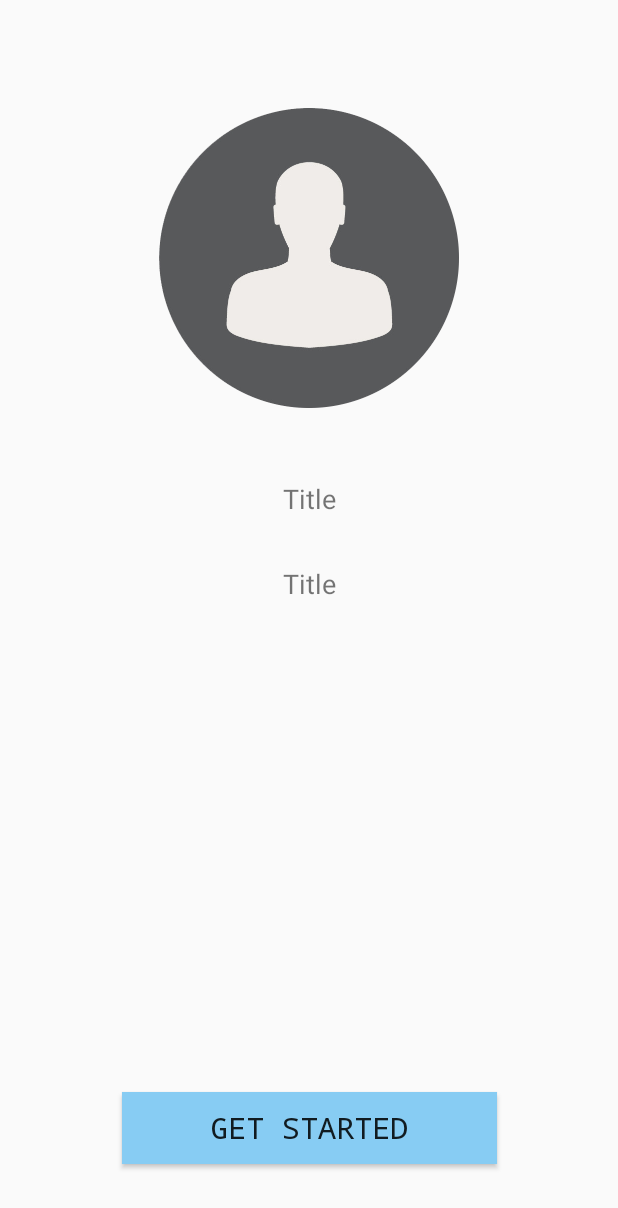
After one commit to Busazhida/TaskApp.A2-1, an Android app: the layout page_board.xml on its own in the app's theme, with its tools: preview values and no code run, on a phone screen of 412 x 824 dp. The commit adds this screen. Shown: the top 1208 px of the screen. Run offline under Robolectric (Android 15) with nearby library versions, the phone set to English and light mode, and no system bars.

Commit message:
Final commit 2,3

```diff
--- a/app/build.gradle
+++ b/app/build.gradle
@@ -34,6 +34,7 @@ dependencies {
     implementation 'androidx.legacy:legacy-support-v4:1.0.0'
     testImplementation 'junit:junit:4.12'
     implementation "androidx.fragment:fragment:1.3.0-alpha08"
+    implementation 'com.tbuonomo.andrui:viewpagerdotsindicator:4.1.2'
     androidTestImplementation 'androidx.test.ext:junit:1.1.2'
     androidTestImplementation 'androidx.test.espresso:espresso-core:3.3.0'
     implementation 'de.hdodenhof:circleimageview:3.1.0'
--- a/app/src/main/java/com/example/taskapp/ui/FormFragment.java
+++ b/app/src/main/java/com/example/taskapp/ui/FormFragment.java
@@ -24,14 +24,12 @@ import java.util.Date;
 
 public class FormFragment extends Fragment {
     EditText editText;
-
     @Override
     public View onCreateView(LayoutInflater inflater, ViewGroup container,
                              Bundle savedInstanceState) {
 
         return inflater.inflate(R.layout.fragment_form, container, false);
     }
-
     @Override
     public void onViewCreated(@NonNull View view, @Nullable Bundle savedInstanceState) {
         super.onViewCreated(view, savedInstanceState);
--- /dev/null
+++ b/app/src/main/res/drawable/ic_dot.xml
@@ -0,0 +1,5 @@
+<vector android:height="24dp" android:tint="#747474"
+    android:viewportHeight="24" android:viewportWidth="24"
+    android:width="24dp" xmlns:android="http://schemas.android.com/apk/res/android">
+    <path android:fillColor="@android:color/white" android:pathData="M12,12m-8,0a8,8 0,1 1,16 0a8,8 0,1 1,-16 0"/>
+</vector>
--- /dev/null
+++ b/app/src/main/res/layout/page_board.xml
@@ -0,0 +1,65 @@
+<?xml version="1.0" encoding="utf-8"?>
+<androidx.constraintlayout.widget.ConstraintLayout xmlns:android="http://schemas.android.com/apk/res/android"
+    xmlns:app="http://schemas.android.com/apk/res-auto"
+    xmlns:tools="http://schemas.android.com/tools"
+    android:layout_width="match_parent"
+    android:layout_height="match_parent"
+    android:focusableInTouchMode="false"
+    android:layout_gravity="center_horizontal"
+    android:hapticFeedbackEnabled="false">
+
+
+    <ImageView
+        android:layout_marginTop="24dp"
+        android:id="@+id/imageView"
+        android:layout_width="200dp"
+        android:layout_height="200dp"
+        android:src="@drawable/person"
+        app:layout_constraintBottom_toBottomOf="parent"
+        app:layout_constraintEnd_toEndOf="parent"
+        app:layout_constraintStart_toStartOf="parent"
+        app:layout_constraintTop_toTopOf="parent"
+        app:layout_constraintVertical_bias="0.07999998" />
+
+    <TextView
+        android:id="@+id/textTitle"
+        android:layout_width="wrap_content"
+        android:layout_height="wrap_content"
+        android:text="Title"
+        android:textSize="18dp"
+        app:layout_constraintBottom_toTopOf="@+id/textDesk"
+        app:layout_constraintEnd_toEndOf="parent"
+        app:layout_constraintStart_toStartOf="parent"
+        app:layout_constraintTop_toBottomOf="@+id/imageView"
+        android:layout_marginTop="48dp"/>
+
+    <TextView
+        android:id="@+id/textDesk"
+        android:layout_width="wrap_content"
+        android:layout_height="wrap_content"
+        android:gravity="center_horizontal"
+        android:text="Title"
+        android:textSize="18dp"
+        app:layout_constraintEnd_toEndOf="parent"
+        app:layout_constraintStart_toStartOf="parent"
+        app:layout_constraintTop_toBottomOf="@+id/textTitle"
+        android:layout_marginTop="32sp"
+        tools:layout_editor_absoluteY="341dp" />
+    <Button
+
+        android:id="@+id/btn_getStarted"
+        android:layout_width="250dp"
+        android:layout_height="wrap_content"
+        android:text="Get Started"
+        android:textSize="20dp"
+        android:fontFamily="monospace"
+        android:layout_marginBottom="48dp"
+        app:layout_constraintBottom_toBottomOf="parent"
+        app:layout_constraintEnd_toEndOf="parent"
+        app:layout_constraintStart_toStartOf="parent"
+        android:background="#87CCF3"/>
+
+
+
+
+</androidx.constraintlayout.widget.ConstraintLayout>
--- a/app/src/main/res/navigation/mobile_navigation.xml
+++ b/app/src/main/res/navigation/mobile_navigation.xml
@@ -36,4 +36,9 @@
         android:name="com.example.taskapp.ui.Profile.Profile"
         android:label="fragment_profile"
         tools:layout="@layout/fragment_profile" />
+    <fragment
+        android:id="@+id/boardFragment"
+        android:name="com.example.taskapp.ui.onboarding.BoardFragment"
+        android:label="fragment_board"
+        tools:layout="@layout/fragment_board" />
 </navigation>
```
Also changed, not shown: app/src/main/java/com/example/taskapp/MainActivity.java (+28 -4 lines), app/src/main/java/com/example/taskapp/ui/onboarding/BoardAdapter.java (added, +74 -0 lines), app/src/main/java/com/example/taskapp/ui/onboarding/BoardFragment.java (added, +87 -0 lines), app/src/main/res/layout/fragment_board.xml (added, +47 -0 lines), app/src/main/res/drawable/viewpager_1.png (added), app/src/main/res/drawable/wallet.png (added), 1 other file.
